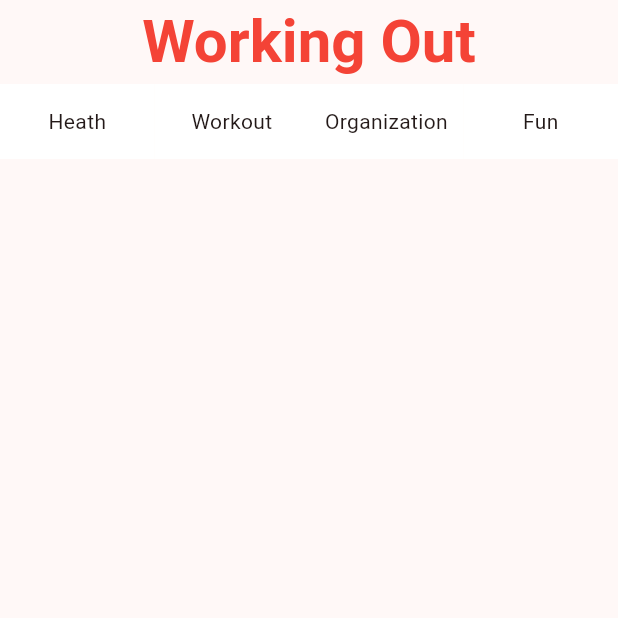
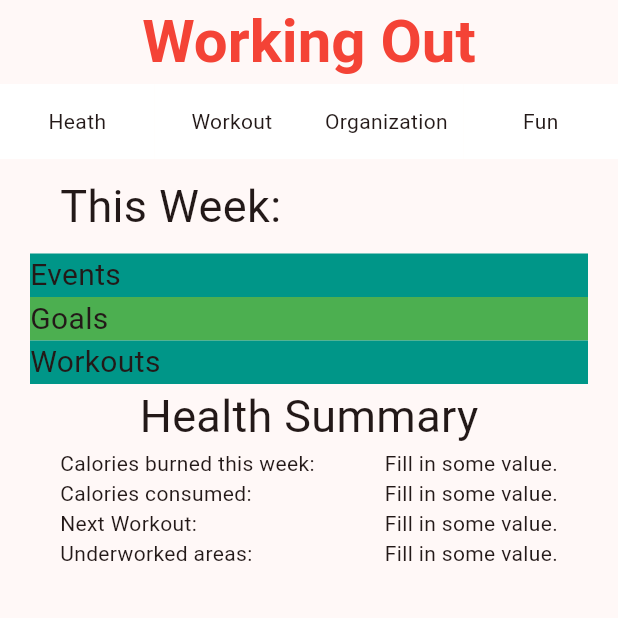
Before and after one commit to andrew-kula931/workout_app, a Flutter app: the screen it shows after launch, on a phone screen of 412 x 824 dp, the top half of it. Run offline on Flutter 3.47's test engine with Material 3 defaults, Android fonts, the phone set to English and light mode, and no system bars.

Commit message:
Basic skeleton of the main page

```diff
--- a/lib/main.dart
+++ b/lib/main.dart
@@ -78,6 +78,112 @@ class _WorkoutAppState extends State<WorkoutApp> {
         //Main page is the navagation row stacked on the main column
         child: Stack(
           children: [
+
+            //Main page
+            Column(
+              crossAxisAlignment: CrossAxisAlignment.start,
+              children: [
+
+                //Top Info
+                Container(
+                  margin: const EdgeInsets.only(left: 40, top: 60),
+                  child: const Text('This Week:', style: TextStyle(fontSize: 30)),
+                ),
+
+                //The Event bar
+                Container(
+                  margin: const EdgeInsets.only(top: 10, left: 20, right: 20),
+                  decoration: const BoxDecoration(color: Colors.teal),
+                  child: const Row(
+                    mainAxisSize: MainAxisSize.max,
+                    children: [
+                      Text('Events', style: TextStyle(fontSize: 20)),
+                    ],
+                  ),
+                ),
+
+                //The goals bar
+                Container(
+                  margin: const EdgeInsets.only(left: 20, right: 20),
+                  decoration: const BoxDecoration(color: Colors.green),
+                  child: const Row(
+                    mainAxisSize: MainAxisSize.max,
+                    children: [
+                      Text('Goals', style: TextStyle(fontSize: 20)),
+                    ],
+                  ),
+                ),
+
+                //The workout bar
+                Container(
+                  margin: const EdgeInsets.only(left: 20, right: 20),
+                  decoration: const BoxDecoration(color: Colors.teal),
+                  child: const Row(
+                    mainAxisSize: MainAxisSize.max,
+                    children: [
+                      Text('Workouts', style: TextStyle(fontSize: 20)),
+                    ],
+                  ),
+                ),
+
+                //Health Summary
+                const Column(
+                  children: [
+                    Text('Health Summary', style: TextStyle(fontSize: 30)),
+
+                    //Calories burned
+                    Padding(
+                      padding: EdgeInsets.only(left: 40, right: 40),
+                      child: Row(
+                        mainAxisAlignment: MainAxisAlignment.spaceBetween,
+                        children: [
+                          Text('Calories burned this week: '),
+                          Text('Fill in some value.'),
+                        ],
+                      ),
+                    ),
+
+                    //Calories consumed
+                    Padding(
+                      padding: EdgeInsets.only(left: 40, right: 40),
+                      child: Row(
+                        mainAxisAlignment: MainAxisAlignment.spaceBetween,
+                        children: [
+                          Text('Calories consumed:  '),
+                          Text('Fill in some value.'),
+                        ],
+                      ),
+                    ),
+
+                    //Next workout to do
+                    Padding(
+                      padding: EdgeInsets.only(left: 40, right: 40),
+                      child: Row(
+                        mainAxisAlignment: MainAxisAlignment.spaceBetween,
+                        children: [
+                          Text('Next Workout: '),
+                          Text('Fill in some value.'),
+                        ],
+                      ),
+                    ),
+
+                    //Underworked areas
+                    Padding(
+                      padding: EdgeInsets.only(left: 40, right: 40),
+                      child: Row(
+                        mainAxisAlignment: MainAxisAlignment.spaceBetween,
+                        children: [
+                          Text('Underworked areas: '),
+                          Text('Fill in some value.'),
+                        ],
+                      ),
+                    ),
+                  ],
+                ),
+              ],
+            ),
+
+            //Navigation Bar column
             Column(
               crossAxisAlignment: CrossAxisAlignment.center,
               children: [
```
